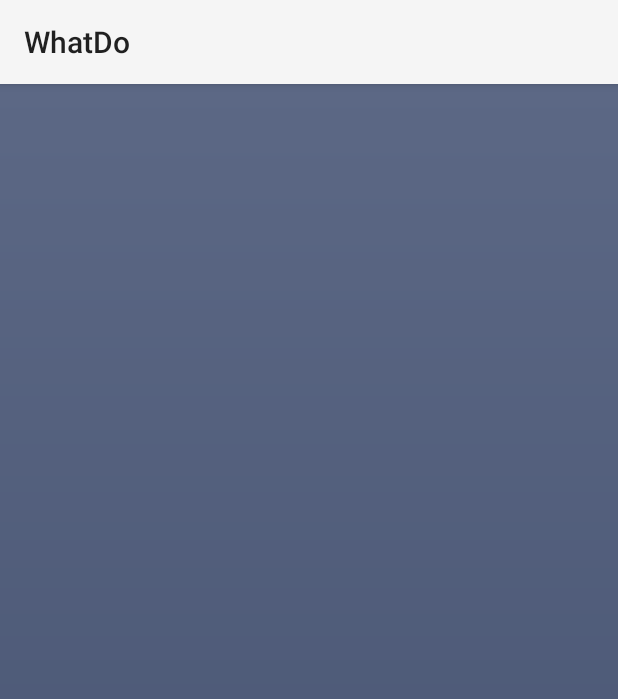
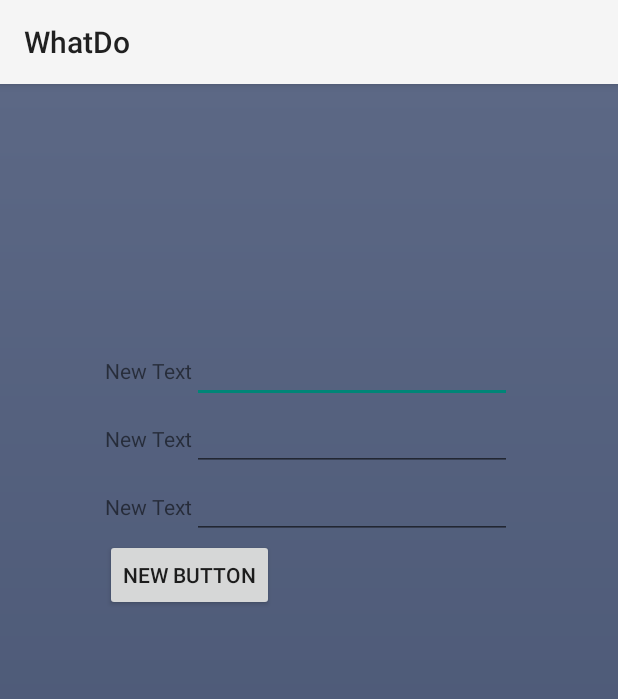
Before and after one commit to WhatDoApp/WhatDoApp, an Android app: the layout activity_registration.xml on its own in the app's theme, with its tools: preview values and no code run, on a phone screen of 412 x 824 dp. Shown: the top 699 px of the screen. Run offline under Robolectric (Android 15) with nearby library versions, the phone set to English and light mode, and no system bars.

Commit message:
renamed main to my questions, registration started

```diff
--- a/WhatDo/app/src/main/res/layout/activity_main.xml
+++ /dev/null
@@ -1,11 +0,0 @@
-<RelativeLayout xmlns:android="http://schemas.android.com/apk/res/android"
-    xmlns:tools="http://schemas.android.com/tools" android:layout_width="match_parent"
-    android:layout_height="match_parent" android:paddingLeft="@dimen/activity_horizontal_margin"
-    android:paddingRight="@dimen/activity_horizontal_margin"
-    android:paddingTop="@dimen/activity_vertical_margin"
-    android:paddingBottom="@dimen/activity_vertical_margin" tools:context=".MainActivity">
-
-    <TextView android:text="@string/hello_world" android:layout_width="wrap_content"
-        android:layout_height="wrap_content" />
-
-</RelativeLayout>
--- /dev/null
+++ b/WhatDo/app/src/main/res/layout/activity_my_questions.xml
@@ -0,0 +1,20 @@
+<RelativeLayout xmlns:android="http://schemas.android.com/apk/res/android"
+    xmlns:tools="http://schemas.android.com/tools" android:layout_width="match_parent"
+    android:layout_height="match_parent" android:paddingLeft="@dimen/activity_horizontal_margin"
+    android:paddingRight="@dimen/activity_horizontal_margin"
+    android:paddingTop="@dimen/activity_vertical_margin"
+    android:paddingBottom="@dimen/activity_vertical_margin" tools:context=".MainActivity"
+    android:background="@drawable/bg_gradient">
+
+    <LinearLayout
+        android:orientation="horizontal"
+        android:layout_width="match_parent"
+        android:layout_height="match_parent">
+
+        <ExpandableListView
+            android:layout_width="wrap_content"
+            android:layout_height="wrap_content"
+            android:id="@+id/expandableListView"
+            android:layout_weight="1" />
+    </LinearLayout>
+</RelativeLayout>
--- a/WhatDo/app/src/main/res/layout/activity_registration.xml
+++ b/WhatDo/app/src/main/res/layout/activity_registration.xml
@@ -10,7 +10,7 @@
     android:background="@drawable/bg_gradient">
 
     <LinearLayout
-        android:orientation="horizontal"
+        android:orientation="vertical"
         android:layout_width="wrap_content"
         android:layout_height="wrap_content"
         android:layout_marginTop="151dp"
@@ -18,6 +18,75 @@
         android:layout_alignParentTop="true"
         android:layout_centerHorizontal="true">
 
+        <LinearLayout
+            android:orientation="horizontal"
+            android:layout_width="match_parent"
+            android:layout_height="match_parent">
+
+            <TextView
+                android:layout_width="wrap_content"
+                android:layout_height="wrap_content"
+                android:text="New Text"
+                android:id="@+id/textView" />
+
+            <EditText
+                android:layout_width="wrap_content"
+                android:layout_height="wrap_content"
+                android:inputType="textEmailAddress"
+                android:ems="10"
+                android:id="@+id/editText2" />
+
         </LinearLayout>
 
+        <LinearLayout
+            android:orientation="horizontal"
+            android:layout_width="match_parent"
+            android:layout_height="match_parent">
+
+            <TextView
+                android:layout_width="wrap_content"
+                android:layout_height="wrap_content"
+                android:text="New Text"
+                android:id="@+id/textView2" />
+
+            <EditText
+                android:layout_width="wrap_content"
+                android:layout_height="wrap_content"
+                android:inputType="textPassword"
+                android:ems="10"
+                android:id="@+id/editText3" />
+        </LinearLayout>
+
+        <LinearLayout
+            android:orientation="horizontal"
+            android:layout_width="match_parent"
+            android:layout_height="match_parent">
+
+            <TextView
+                android:layout_width="wrap_content"
+                android:layout_height="wrap_content"
+                android:text="New Text"
+                android:id="@+id/textView3" />
+
+            <EditText
+                android:layout_width="wrap_content"
+                android:layout_height="wrap_content"
+                android:inputType="textPassword"
+                android:ems="10"
+                android:id="@+id/editText4" />
+        </LinearLayout>
+
+        <LinearLayout
+            android:orientation="horizontal"
+            android:layout_width="match_parent"
+            android:layout_height="match_parent">
+
+            <Button
+                android:layout_width="wrap_content"
+                android:layout_height="wrap_content"
+                android:text="New Button"
+                android:id="@+id/button3" />
+        </LinearLayout>
+    </LinearLayout>
+
 </RelativeLayout>
```
